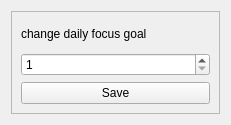
dop14/monkmode, file ui/change_default_daily_focus.ui: the form before one commit.
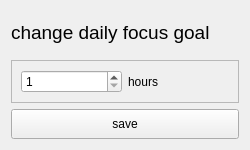
The form after the commit.

```diff
--- a/ui/change_default_daily_focus.ui
+++ b/ui/change_default_daily_focus.ui
@@ -6,14 +6,32 @@
    <rect>
     <x>0</x>
     <y>0</y>
-    <width>231</width>
-    <height>125</height>
+    <width>250</width>
+    <height>150</height>
    </rect>
   </property>
+  <property name="maximumSize">
+   <size>
+    <width>300</width>
+    <height>200</height>
+   </size>
+  </property>
   <property name="windowTitle">
    <string>Form</string>
   </property>
   <layout class="QVBoxLayout" name="verticalLayout_2">
+   <item>
+    <widget class="QLabel" name="main_label">
+     <property name="font">
+      <font>
+       <pointsize>14</pointsize>
+      </font>
+     </property>
+     <property name="text">
+      <string>change daily focus goal</string>
+     </property>
+    </widget>
+   </item>
    <item>
     <widget class="QFrame" name="changedailydefaultFrame">
      <property name="frameShape">
@@ -24,12 +42,7 @@
      </property>
      <layout class="QVBoxLayout" name="verticalLayout">
       <item>
-       <widget class="QLabel" name="main_label">
-        <property name="text">
-         <string>change daily focus goal</string>
-        </property>
-       </widget>
-      </item>
+       <layout class="QHBoxLayout" name="horizontalLayout">
       <item>
        <widget class="QSpinBox" name="daily_focus_goal_spinbox">
         <property name="minimum">
@@ -41,13 +54,28 @@
        </widget>
       </item>
       <item>
+         <widget class="QLabel" name="hours_label">
+          <property name="text">
+           <string>hours</string>
+          </property>
+         </widget>
+        </item>
+       </layout>
+      </item>
+     </layout>
+    </widget>
+   </item>
+   <item>
        <widget class="QPushButton" name="save_btn">
+     <property name="minimumSize">
+      <size>
+       <width>0</width>
+       <height>30</height>
+      </size>
+     </property>
         <property name="text">
-         <string>Save</string>
-        </property>
-       </widget>
-      </item>
-     </layout>
+      <string>save</string>
+     </property>
     </widget>
    </item>
   </layout>
```
Lines whose indentation alone changed are shown as unchanged.
